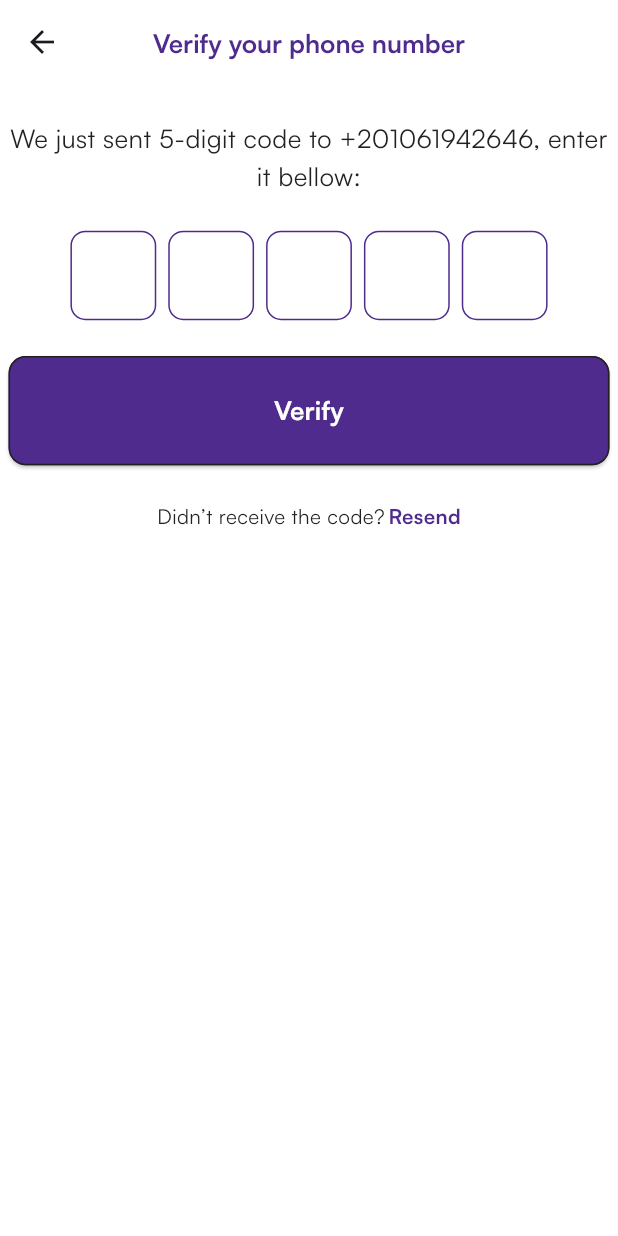
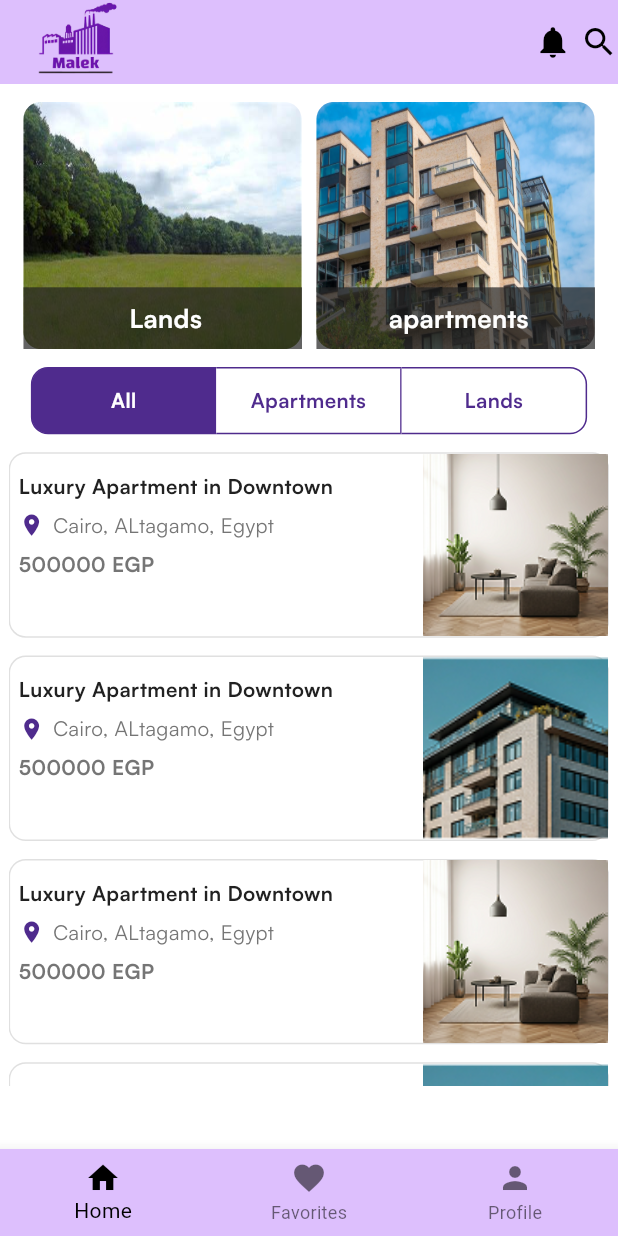
Before and after one commit to KhalidEl-MariAa/Investment, a Flutter app: the OtpScreen screen opened by its route, after a tap on "Verify", on a phone screen of 412 x 824 dp. Run offline on Flutter 3.47's test engine with Material 3 defaults, Android fonts, the phone set to English and light mode, and no system bars; drawn by our look-alikes of pinput; our stand-ins replace flutter_screenutil.

Commit message:
home screen ui

```diff
--- /dev/null
+++ b/lib/features/main_screen/presentation/view/main_screen.dart
@@ -0,0 +1,67 @@
+import 'package:flutter/material.dart';
+import 'package:flutter_screenutil/flutter_screenutil.dart';
+import 'package:investment/core/utils/colors.dart';
+import 'package:investment/features/main_screen/presentation/view/nav_views/home/widgets/home_box.dart';
+import 'package:investment/features/main_screen/presentation/view/nav_views/home/widgets/sales_section.dart';
+
+class MainScreen extends StatefulWidget {
+  const MainScreen({super.key});
+
+  @override
+  State<MainScreen> createState() => _MainScreenState();
+}
+
+class _MainScreenState extends State<MainScreen> {
+  @override
+  Widget build(BuildContext context) {
+    return SafeArea(
+      child: Scaffold(
+        backgroundColor: AppColors.whiteColor,
+        bottomNavigationBar: BottomNavigationBar(
+          backgroundColor: const Color.fromARGB(255, 221, 191, 253),
+          selectedItemColor: Colors.black,
+          unselectedItemColor: Colors.black54,
+          items: const [
+            BottomNavigationBarItem(
+              icon: Icon(Icons.home),
+              label: 'Home',
+            ),
+            BottomNavigationBarItem(
+              icon: Icon(Icons.favorite),
+              label: 'Favorites',
+            ),
+            BottomNavigationBarItem(
+              icon: Icon(Icons.person),
+              label: 'Profile',
+            ),
+          ],
+        ),
+        appBar: AppBar(
+          backgroundColor: const Color.fromARGB(255, 221, 191, 253),
+          actions: [
+            Icon(Icons.notifications, color: Colors.black, size: 22.sp),
+            SizedBox(width: 5.w),
+            Icon(Icons.search, color: Colors.black, size: 22.sp),
+          ],
+          title: Image.asset('assets/images/logo_nobg.png', height: 60.h),
+        ),
+        body: Padding(
+          padding: EdgeInsets.symmetric(horizontal: 5.w, vertical: 10.h),
+          child: Column(
+            children: [
+              Row(
+                mainAxisAlignment: MainAxisAlignment.spaceEvenly,
+                children: [
+                  HomeBox(title:'Lands' , imagePath: 'assets/images/land.jpeg'),
+                  HomeBox(title:'apartments' , imagePath: 'assets/images/building3.jpeg'),
+
+                ],
+              ),
+              SalesSection(),
+            ],
+          ),
+        ),
+      ),
+    );
+  }
+}
--- /dev/null
+++ b/lib/features/main_screen/presentation/view/nav_views/home/widgets/home_box.dart
@@ -0,0 +1,47 @@
+import 'package:flutter/material.dart';
+import 'package:flutter_screenutil/flutter_screenutil.dart';
+import 'package:investment/core/styles/styles.dart';
+import 'package:investment/core/utils/colors.dart';
+
+class HomeBox extends StatelessWidget {
+  const HomeBox({super.key, required this.title, required this.imagePath});
+  final String title;
+  final String imagePath;
+
+  @override
+  Widget build(BuildContext context) {
+
+        return Stack(
+                      children: [
+                        Container(
+                          height: 0.2.sh,
+                          width: 0.45.sw,
+                          decoration: BoxDecoration(
+                            borderRadius: BorderRadius.circular(10.r),
+                            image:  DecorationImage(
+                              image: AssetImage(imagePath),
+                              fit: BoxFit.fill,
+                            ),
+                          ),
+                        ),
+                        Positioned(
+                          bottom: 0,
+                          child: Container(
+                            height: 0.05.sh,
+                            width: 0.46.sw,
+                            color: AppColors.black.withOpacity(0.7),
+                            child: Center(
+                              child: Text(
+                                title,
+                                style: Styles.santosh15W700.copyWith(
+                                  color: AppColors.whiteColor,
+                                  fontSize: 15.sp,
+                                ),
+                              ),
+                            ),
+                          ),
+                        ),
+                      ],
+                    );
+  }
+}
--- /dev/null
+++ b/lib/features/main_screen/presentation/view/nav_views/home/widgets/home_tabs.dart
@@ -0,0 +1,42 @@
+import 'package:flutter/material.dart';
+import 'package:flutter_screenutil/flutter_screenutil.dart';
+import 'package:investment/core/styles/styles.dart';
+
+class HomeTabs extends StatelessWidget {
+  const HomeTabs({
+    super.key,
+    required this.title,
+    required this.border,
+    this.borderRadiuss,
+    this.color,
+    this.titleColor, this.onTap,
+  });
+  final String title;
+  final Border border;
+  final BorderRadiusGeometry? borderRadiuss;
+  final Color? color;
+  final Color? titleColor;
+  final void Function()? onTap;
+
+  @override
+  Widget build(BuildContext context) {
+    return GestureDetector(
+      onTap:onTap ,
+      child: Container(
+        width: 0.3.sw,
+        padding: EdgeInsets.symmetric(vertical: 10.sp, horizontal: 5.sp),
+        decoration: BoxDecoration(
+          color: color,
+          border: border,
+          borderRadius: borderRadiuss,
+        ),
+        child: Center(
+          child: Text(
+            title,
+            style: Styles.santosh12W700.copyWith(color: titleColor),
+          ),
+        ),
+      ),
+    );
+  }
+}
--- /dev/null
+++ b/lib/features/main_screen/presentation/view/nav_views/home/widgets/sales_section.dart
@@ -0,0 +1,175 @@
+
+import 'package:flutter/material.dart';
+import 'package:flutter_screenutil/flutter_screenutil.dart';
+import 'package:investment/core/styles/styles.dart';
+import 'package:investment/core/utils/colors.dart';
+import 'package:investment/features/main_screen/presentation/view/nav_views/home/widgets/home_tabs.dart';
+
+class SalesSection extends StatefulWidget {
+  const SalesSection({super.key});
+
+  @override
+  State<SalesSection> createState() => _SalesSectionState();
+}
+
+int index = 0;
+
+class _SalesSectionState extends State<SalesSection> {
+  @override
+  Widget build(BuildContext context) {
+    return Padding(
+      padding: EdgeInsets.only(top: 10.h),
+      child: Column(
+        children: [
+          Row(
+            mainAxisAlignment: MainAxisAlignment.center,
+            children: [
+              HomeTabs(
+                onTap: () {
+                  if(index!=0){
+                  setState(() {
+                    index=0;
+                  });
+                  }
+                },
+                color: index == 0 ? AppColors.primaryColor : AppColors.whiteColor,
+                titleColor:
+                    index == 0 ? AppColors.whiteColor : AppColors.primaryColor,
+                title: 'All',
+                border: Border.all(color: AppColors.primaryColor),
+                borderRadiuss: BorderRadius.only(
+                  bottomLeft: Radius.circular(10.r),
+                  topLeft: Radius.circular(10.r),
+                ),
+              ),
+              HomeTabs(
+                onTap: () {
+                  if(index!=1){
+                  setState(() {
+                    index=1;
+                  });
+                  }
+                },
+                color: index == 1 ? AppColors.primaryColor : AppColors.whiteColor,
+                titleColor:
+                    index == 1 ? AppColors.whiteColor : AppColors.primaryColor,
+                title: 'Apartments',
+                border: Border(
+                  top: BorderSide(color: AppColors.primaryColor),
+                  bottom: BorderSide(color: AppColors.primaryColor),
+                  right: BorderSide(color: AppColors.primaryColor),
+                ),
+              ),
+              HomeTabs(
+                onTap: () {
+                  if(index!=2){
+
+                  setState(() {
+                    index=2;
+                  });
+                  }
+                },
+                color: index == 2 ? AppColors.primaryColor : AppColors.whiteColor,
+                titleColor:
+                    index == 2 ? AppColors.whiteColor : AppColors.primaryColor,
+                title: 'Lands',
+                border: Border(
+                  top: BorderSide(color: AppColors.primaryColor),
+                  bottom: BorderSide(color: AppColors.primaryColor),
+                  right: BorderSide(color: AppColors.primaryColor),
+                ),
+                borderRadiuss: BorderRadius.only(
+                  bottomRight: Radius.circular(10.r),
+                  topRight: Radius.circular(10.r),
+                ),
+              ),
+            ],
+          ),
+          SizedBox(
+            height: 5.h,
+          ),
+          SizedBox(
+            height: 0.52.sh,
+            child: ListView.builder(
+              shrinkWrap: true,
+              itemBuilder: (context, index) => Padding(
+                padding: EdgeInsets.symmetric(vertical: 5.h),
+                child: Container(
+                  height: 0.15.sh,
+                  decoration: BoxDecoration(
+                    border: Border.all(color: Colors.grey.shade300),
+                    borderRadius: BorderRadius.circular(10.r),
+                  ),
+                  child: Row(
+                    mainAxisAlignment: MainAxisAlignment.spaceBetween,
+                    children: [
+                      Padding(
+                        padding: EdgeInsets.symmetric(horizontal: 5.w, vertical: 10.h),
+                        child: Column(
+                          crossAxisAlignment: CrossAxisAlignment.start,
+                          children: [
+                            Container(
+                              constraints: BoxConstraints(
+                                maxWidth: 0.6.sw,
+                              ),
+                              child: Text('Luxury Apartment in Downtown ',
+                                maxLines: 2,
+                              overflow: TextOverflow.ellipsis,
+                                style: Styles.santosh12W700.copyWith(
+                                  color: AppColors.black,
+                                ),),
+                            ),
+                              Padding(
+                                padding: EdgeInsets.symmetric(vertical: 5.h),
+                                child: Row(
+                                  mainAxisAlignment: MainAxisAlignment.start,
+                                  children: [
+                                    Icon(Icons.location_on, color: AppColors.primaryColor, size: 15.sp),
+                                    SizedBox(width: 5.w),
+                                    Container(
+                                      constraints: BoxConstraints(
+                                        maxWidth: 0.55.sw,
+                                      ),
+                                      child: Text('Cairo, ALtagamo, Egypt ',
+                                      overflow: TextOverflow.ellipsis,
+                                        style: Styles.santosh12W400.copyWith(
+                                          color: Colors.grey.shade600,
+                                        ),),
+                                    )
+                                  ],
+                                ),
+                              ),
+
+                              Container(
+                                constraints: BoxConstraints(
+                                  maxWidth: 0.6.sw,
+                                ),
+                                child: Text('500000 EGP',
+                                overflow: TextOverflow.ellipsis,
+                                  style: Styles.santosh12W700.copyWith(
+                                    color: Colors.grey.shade600,
+                                  ),),
+                              )
+                          ],
+                        ),
+                      ),
+                      SizedBox(
+                        height: 0.15.sh,
+                        child: Image.asset(index%2==0?'assets/images/room.png':'assets/images/building2.png',
+                          // height: 0.1.sh,
+                          width: 0.3.sw,
+                          fit: BoxFit.cover,
+                        ),
+                      ),
+                    ],
+                  ),
+                ),
+              ),
+            itemCount: 10,
+            ),
+          )
+        ],
+      ),
+    );
+  }
+}
--- a/lib/features/otp_screen/presentation/view/otp_screen.dart
+++ b/lib/features/otp_screen/presentation/view/otp_screen.dart
@@ -2,6 +2,7 @@ import 'package:flutter/material.dart';
 import 'package:flutter_screenutil/flutter_screenutil.dart';
 import 'package:investment/core/styles/styles.dart';
 import 'package:investment/core/utils/colors.dart';
+import 'package:investment/core/utils/screen_names.dart';
 import 'package:investment/features/register_screen/presentation/view/widgets/custom_elevatedbutton.dart';
 import 'package:pinput/pinput.dart';
 
@@ -59,7 +60,7 @@ class OtpScreen extends StatelessWidget {
                       child: CustomElevatedbutton(
                         onPressed: () {
 
-                          // Navigator.pushNamed(context, ScreenNames.otp);
+                          Navigator.pushNamedAndRemoveUntil(context, ScreenNames.home, (route) => false);
                         },
                         backgroundColor: AppColors.primaryColor,
                         borderColor: AppColors.black,
--- a/lib/main.dart
+++ b/lib/main.dart
@@ -2,6 +2,7 @@ import 'package:flutter/material.dart';
 import 'package:flutter_screenutil/flutter_screenutil.dart';
 import 'package:investment/core/utils/screen_names.dart';
 import 'package:investment/features/login_screen/presentation/view/login_screen.dart';
+import 'package:investment/features/main_screen/presentation/view/main_screen.dart';
 import 'package:investment/features/otp_screen/presentation/view/otp_screen.dart';
 import 'package:investment/features/register_screen/presentation/view/registration_screen.dart';
 import 'package:investment/features/welcome_screen/presentation/view/welcome_screen.dart';
@@ -33,6 +34,7 @@ class MyApp extends StatelessWidget {
           ScreenNames.register: (context) => const RegistrationScreen(),
           ScreenNames.otp: (context) => const OtpScreen(),
           ScreenNames.login: (context) => const LoginScreen(),
+          ScreenNames.home: (context) => const MainScreen(), // Placeholder for home screen
           // Add other routes here
         },
         initialRoute: ScreenNames.welcome,
```
Also changed, not shown: assets/images/building.png (added), assets/images/building2.png (added), assets/images/building3.jpeg (added), assets/images/land.jpeg (added), assets/images/lands.png (added), assets/images/living-room.png (added), assets/images/locationLand.png (added), assets/images/logo.png (added), assets/images/logo_nobg.png (added), assets/images/room.png (added).
